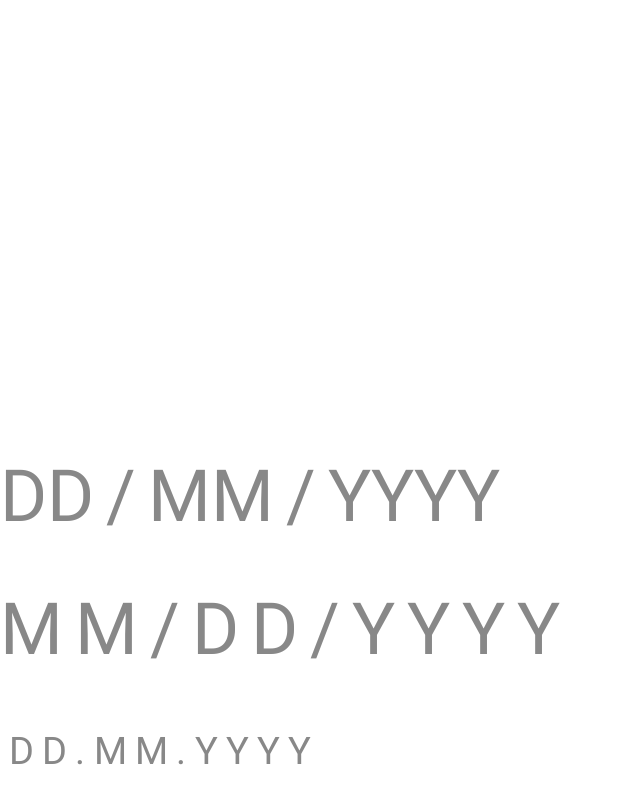
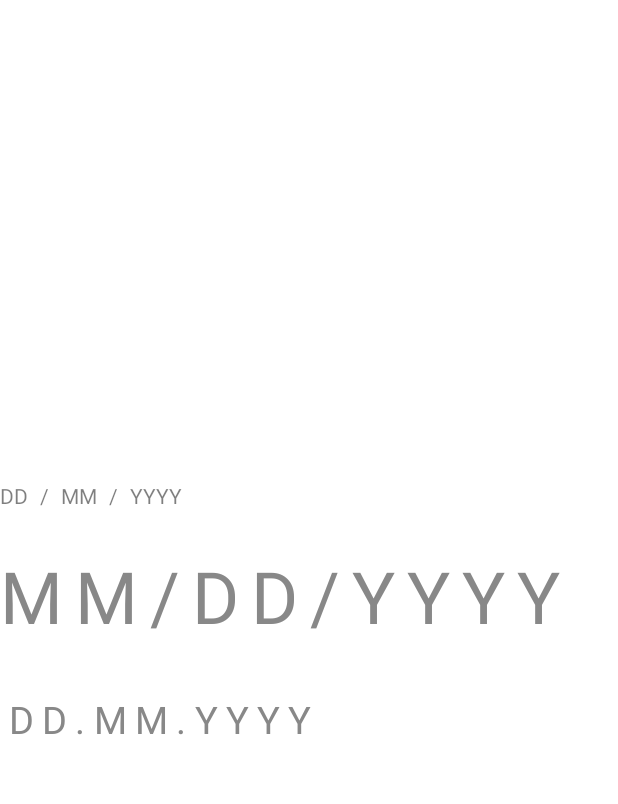
Before and after one commit to LanarsInc/compose-date-text-field, an Android app built with Jetpack Compose: the screen it shows after launch (MainActivity), on a phone screen of 412 x 824 dp. Shown: the top 804 px of the screen. Run offline under Robolectric (Android 15) with nearby library versions, the phone set to English and light mode, and no system bars.

Commit message:
Add textStyle and hintTextStyle parameters

```diff
--- a/datetextfield/src/main/java/com/lanars/compose/datetextfield/DateTextFieldDefaults.kt
+++ b/datetextfield/src/main/java/com/lanars/compose/datetextfield/DateTextFieldDefaults.kt
@@ -2,6 +2,7 @@ package com.lanars.compose.datetextfield
 
 import androidx.compose.foundation.text.KeyboardOptions
 import androidx.compose.runtime.Immutable
+import androidx.compose.ui.text.TextStyle
 import androidx.compose.ui.text.input.ImeAction
 import androidx.compose.ui.text.input.KeyboardCapitalization
 import androidx.compose.ui.text.input.KeyboardType
@@ -20,4 +21,8 @@ object DateTextFieldDefaults {
         keyboardType = KeyboardType.Number,
         imeAction = ImeAction.Next
     )
+
+    val MainTextStyle = TextStyle.Default
+
+    val HintTextStyle = MainTextStyle.copy(color = MainTextStyle.color.copy(alpha = 0.5f))
 }
--- a/datetextfield/src/main/java/com/lanars/compose/datetextfield/new/DateTextField3.kt
+++ b/datetextfield/src/main/java/com/lanars/compose/datetextfield/new/DateTextField3.kt
@@ -28,12 +28,12 @@ import androidx.compose.ui.focus.focusRequester
 import androidx.compose.ui.focus.onFocusChanged
 import androidx.compose.ui.geometry.Offset
 import androidx.compose.ui.graphics.Brush
-import androidx.compose.ui.graphics.Color
 import androidx.compose.ui.graphics.SolidColor
 import androidx.compose.ui.input.key.onKeyEvent
 import androidx.compose.ui.platform.LocalFocusManager
 import androidx.compose.ui.platform.LocalTextInputService
 import androidx.compose.ui.res.stringResource
+import androidx.compose.ui.text.TextStyle
 import androidx.compose.ui.text.input.ImeOptions
 import androidx.compose.ui.text.input.TextFieldValue
 import androidx.compose.ui.text.input.TextInputSession
@@ -55,7 +55,9 @@ fun DateTextField3(
     delimiter: String = "/",
     cursorBrush: Brush = SolidColor(MaterialTheme.colors.primary),
     keyboardOptions: KeyboardOptions = DateTextFieldDefaults.KeyboardOptions,
-    keyboardActions: KeyboardActions = KeyboardActions()
+    keyboardActions: KeyboardActions = KeyboardActions(),
+    textStyle: TextStyle = DateTextFieldDefaults.MainTextStyle,
+    hintTextStyle: TextStyle = DateTextFieldDefaults.HintTextStyle
 ) {
     val dateFormat by remember {
         val factory = DateFormat.Factory()
@@ -96,7 +98,7 @@ fun DateTextField3(
     val delimiterText = @Composable {
         Text(
             delimiter,
-            style = MaterialTheme.typography.h3.copy(Color.Gray),
+            style = hintTextStyle,
             modifier = Modifier.padding(horizontal = 8.dp)
         )
     }
@@ -179,11 +181,11 @@ fun DateTextField3(
                         ) {
                             Text(
                                 stringResource(field.placeholderRes),
-                                style = MaterialTheme.typography.h3.copy(Color.Gray),
+                                style = hintTextStyle,
                                 modifier = Modifier.alpha(if (char == null) 1f else 0f)
                             )
                             if (char != null) {
-                                Text(char.toString(), style = MaterialTheme.typography.h3)
+                                Text(char.toString(), style = textStyle)
                             }
                         }
                     }
```
